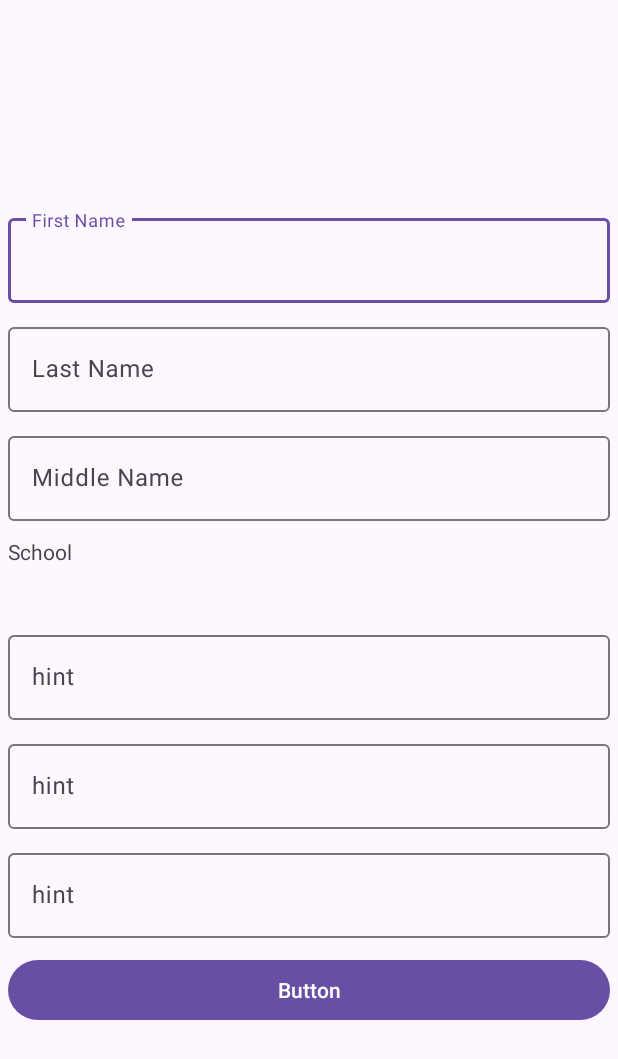
After one commit to denver6000/edu_connect_practice, an Android app: the fragment RegisterTeacher shown on its own in the app's theme, on a phone screen of 412 x 824 dp. The commit adds this screen. Shown: the top 1059 px of the screen. Run offline under Robolectric (Android 15) with nearby library versions, the phone set to English and light mode, and no system bars; Roboto replaces fonts that are not available here.

Commit message:
Added registration For roleId 2 (teacher) through Admin Dashboard, added a new menu.xml for admin (dashboard_admin_menu.xml), separated viewmodel for RegisterFragment.java

```diff
--- a/app/src/main/java/com/denproj/educonnectv2/room/AppDatabase.java
+++ b/app/src/main/java/com/denproj/educonnectv2/room/AppDatabase.java
@@ -10,7 +10,7 @@ import com.denproj.educonnectv2.room.entity.SavedLogin;
 import com.denproj.educonnectv2.room.entity.Schools;
 import com.denproj.educonnectv2.room.entity.User;
 
-@Database(exportSchema = false, entities = {Roles.class, User.class, Schools.class, News.class, SavedLogin.class}, version = 6)
+@Database(exportSchema = false, entities = {Roles.class, User.class, Schools.class, News.class, SavedLogin.class}, version = 7)
 public abstract class AppDatabase extends RoomDatabase {
     public abstract UserDao getUserDao();
 
--- /dev/null
+++ b/app/src/main/java/com/denproj/educonnectv2/ui/dashboard/register/RegisterTeacher.java
@@ -0,0 +1,23 @@
+package com.denproj.educonnectv2.ui.dashboard.register;
+
+import android.os.Bundle;
+
+import androidx.fragment.app.Fragment;
+
+import android.view.LayoutInflater;
+import android.view.View;
+import android.view.ViewGroup;
+
+import com.denproj.educonnectv2.R;
+
+
+public class RegisterTeacher extends Fragment {
+
+
+    @Override
+    public View onCreateView(LayoutInflater inflater, ViewGroup container,
+                             Bundle savedInstanceState) {
+        // Inflate the layout for this fragment
+        return inflater.inflate(R.layout.fragment_register_teacher, container, false);
+    }
+}
--- a/app/src/main/res/layout/activity_dashboard.xml
+++ b/app/src/main/res/layout/activity_dashboard.xml
@@ -7,6 +7,7 @@
     android:layout_height="match_parent"
     tools:context=".ui.dashboard.Dashboard"
     android:fitsSystemWindows="true"
+    tools:showIn="start"
     >
     <!--  -->
 
@@ -28,7 +29,8 @@
                 app:titleTextColor="@color/white"
                 android:layout_width="match_parent"
                 android:layout_height="match_parent"
-                app:title="Dashboard" />
+                app:title="Dashboard"
+                />
         </com.google.android.material.appbar.AppBarLayout>
 
 
@@ -50,7 +52,7 @@
         android:layout_gravity="start"
         android:fitsSystemWindows="true"
         app:headerLayout="@layout/sidebar_header_dashboard"
-        app:menu="@menu/dashboard_menu" />
+        tools:showIn="start"/>
 
 
 </androidx.drawerlayout.widget.DrawerLayout>
--- /dev/null
+++ b/app/src/main/res/layout/fragment_register_teacher.xml
@@ -0,0 +1,104 @@
+<?xml version="1.0" encoding="utf-8"?>
+<FrameLayout xmlns:android="http://schemas.android.com/apk/res/android"
+    xmlns:tools="http://schemas.android.com/tools"
+    android:layout_width="match_parent"
+    android:layout_height="match_parent"
+    tools:context=".ui.dashboard.register.RegisterTeacher">
+
+    <!-- TODO: Update blank fragment layout -->
+    <LinearLayout
+        android:layout_width="match_parent"
+        android:layout_height="wrap_content"
+        android:layout_gravity="center"
+        android:orientation="vertical">
+
+        <com.google.android.material.textfield.TextInputLayout
+            android:layout_width="match_parent"
+            android:layout_height="wrap_content"
+            android:layout_margin="5dp">
+
+            <com.google.android.material.textfield.TextInputEditText
+                android:layout_width="match_parent"
+                android:layout_height="wrap_content"
+                android:hint="First Name" />
+        </com.google.android.material.textfield.TextInputLayout>
+
+        <com.google.android.material.textfield.TextInputLayout
+            android:layout_width="match_parent"
+            android:layout_height="wrap_content"
+            android:layout_margin="5dp">
+
+            <com.google.android.material.textfield.TextInputEditText
+                android:layout_width="match_parent"
+                android:layout_height="wrap_content"
+                android:hint="Last Name" />
+        </com.google.android.material.textfield.TextInputLayout>
+
+        <com.google.android.material.textfield.TextInputLayout
+            android:layout_width="match_parent"
+            android:layout_height="wrap_content"
+            android:layout_margin="5dp">
+
+            <com.google.android.material.textfield.TextInputEditText
+                android:layout_width="match_parent"
+                android:layout_height="wrap_content"
+                android:hint="Middle Name" />
+        </com.google.android.material.textfield.TextInputLayout>
+        <TextView
+            android:layout_width="match_parent"
+            android:layout_height="wrap_content"
+            android:layout_margin="5dp"
+            android:text="School">
+
+        </TextView>
+
+        <TextView
+            android:layout_width="match_parent"
+            android:layout_height="wrap_content"
+            android:layout_margin="5dp">
+
+        </TextView>
+
+        <com.google.android.material.textfield.TextInputLayout
+            android:layout_width="match_parent"
+            android:layout_height="wrap_content"
+            android:layout_margin="5dp">
+
+            <com.google.android.material.textfield.TextInputEditText
+                android:layout_width="match_parent"
+                android:layout_height="wrap_content"
+                android:hint="hint" />
+        </com.google.android.material.textfield.TextInputLayout>
+
+        <com.google.android.material.textfield.TextInputLayout
+            android:layout_width="match_parent"
+            android:layout_height="wrap_content"
+            android:layout_margin="5dp">
+
+            <com.google.android.material.textfield.TextInputEditText
+                android:layout_width="match_parent"
+                android:layout_height="wrap_content"
+                android:hint="hint" />
+        </com.google.android.material.textfield.TextInputLayout>
+
+        <com.google.android.material.textfield.TextInputLayout
+            android:layout_width="match_parent"
+            android:layout_height="wrap_content"
+            android:layout_margin="5dp">
+
+            <com.google.android.material.textfield.TextInputEditText
+                android:layout_width="match_parent"
+                android:layout_height="wrap_content"
+                android:hint="hint" />
+        </com.google.android.material.textfield.TextInputLayout>
+
+        <Button
+            android:id="@+id/button2"
+            android:layout_width="match_parent"
+            android:layout_height="wrap_content"
+            android:layout_margin="5dp"
+            android:text="Button" />
+
+    </LinearLayout>
+
+</FrameLayout>
--- a/app/src/main/res/navigation/dashboard_navigation.xml
+++ b/app/src/main/res/navigation/dashboard_navigation.xml
@@ -38,4 +38,8 @@
             android:id="@+id/action_addNewsFragment_to_newsFragment"
             app:destination="@id/newsFragment" />
     </fragment>
+    <fragment
+        android:id="@+id/registerFragmentTeacher"
+        android:name="com.denproj.educonnectv2.ui.loginRegister.RegisterFragment"
+        android:label="RegisterFragment" />
 </navigation>
```
Also changed, not shown: app/src/main/java/com/denproj/educonnectv2/room/entity/User.java (+47 -1 lines), app/src/main/java/com/denproj/educonnectv2/ui/dashboard/Dashboard.java (+31 -17 lines), app/src/main/java/com/denproj/educonnectv2/ui/loginRegister/LoginFragment.java (+6 -4 lines), app/src/main/java/com/denproj/educonnectv2/ui/loginRegister/RegisterFragment.java (+49 -17 lines), app/src/main/java/com/denproj/educonnectv2/viewModel/DashboardViewModel.java (+6 -33 lines), app/src/main/java/com/denproj/educonnectv2/viewModel/MainViewModel.java (+9 -51 lines), app/src/main/java/com/denproj/educonnectv2/viewModel/RegisterViewModel.java (added, +129 -0 lines), app/src/main/res/layout/fragment_register.xml (+35 -34 lines), app/src/main/res/menu/dashboard_admin_menu.xml (added, +30 -0 lines), app/src/main/res/navigation/fragment_register_nav.xml (+4 -3 lines).
